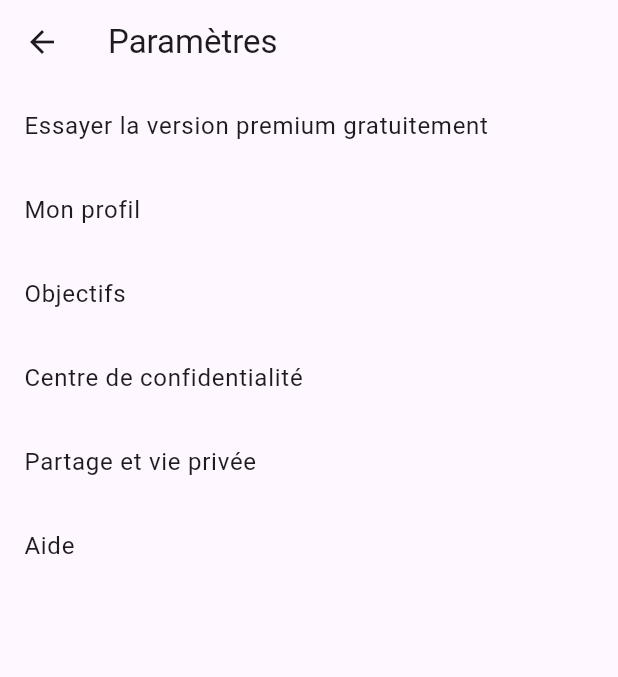
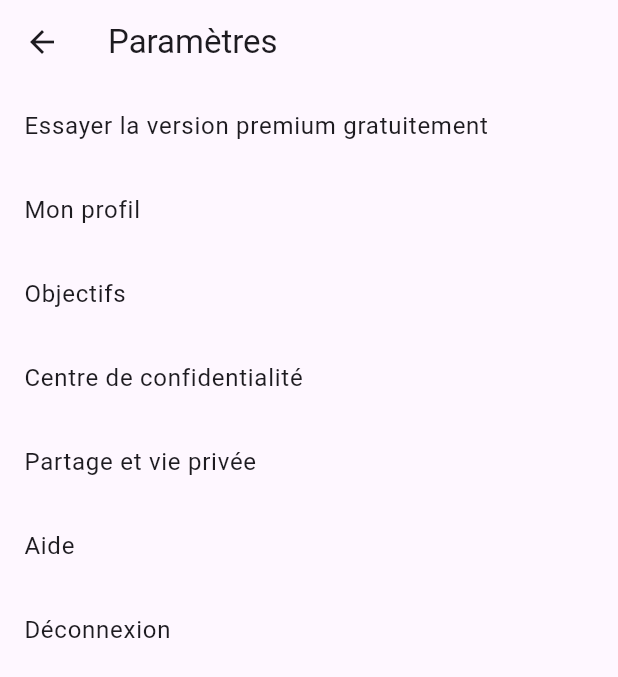
Before and after one commit to jeanJonathan/cahier_progression_phone, a Flutter app: the ParametresScreen screen opened directly, on a phone screen of 412 x 824 dp. Shown: the top 677 px of the screen. Run offline on Flutter 3.47's test engine with Material 2 defaults, Android fonts, the phone set to English and light mode, and no system bars.

Commit message:
Creation de la fonction pour gerer la deconnexion

```diff
--- a/lib/parametres_screen.dart
+++ b/lib/parametres_screen.dart
@@ -49,10 +49,15 @@ class _ParametresScreenState extends State<ParametresScreen> {
               // Action lorsque l'utilisateur clique sur "Aide"
             },
           ),
-
+          ListTile(
+            title: Text('Déconnexion'),
+            onTap: _deconnexion, // Appel de la fonction de déconnexion
+          ),
         ],
       ),
-
     );
   }
+
+  void _deconnexion() {//fonction pour gerer la deconnexion
+  }
 }
```
